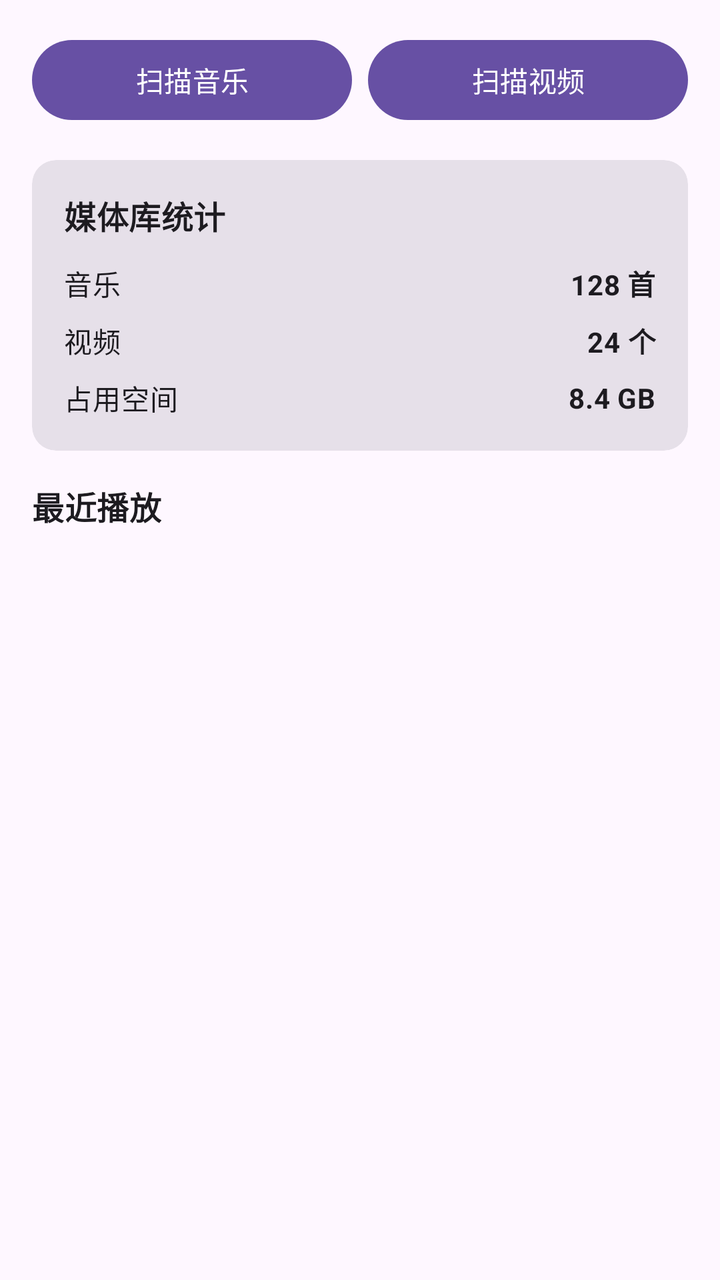
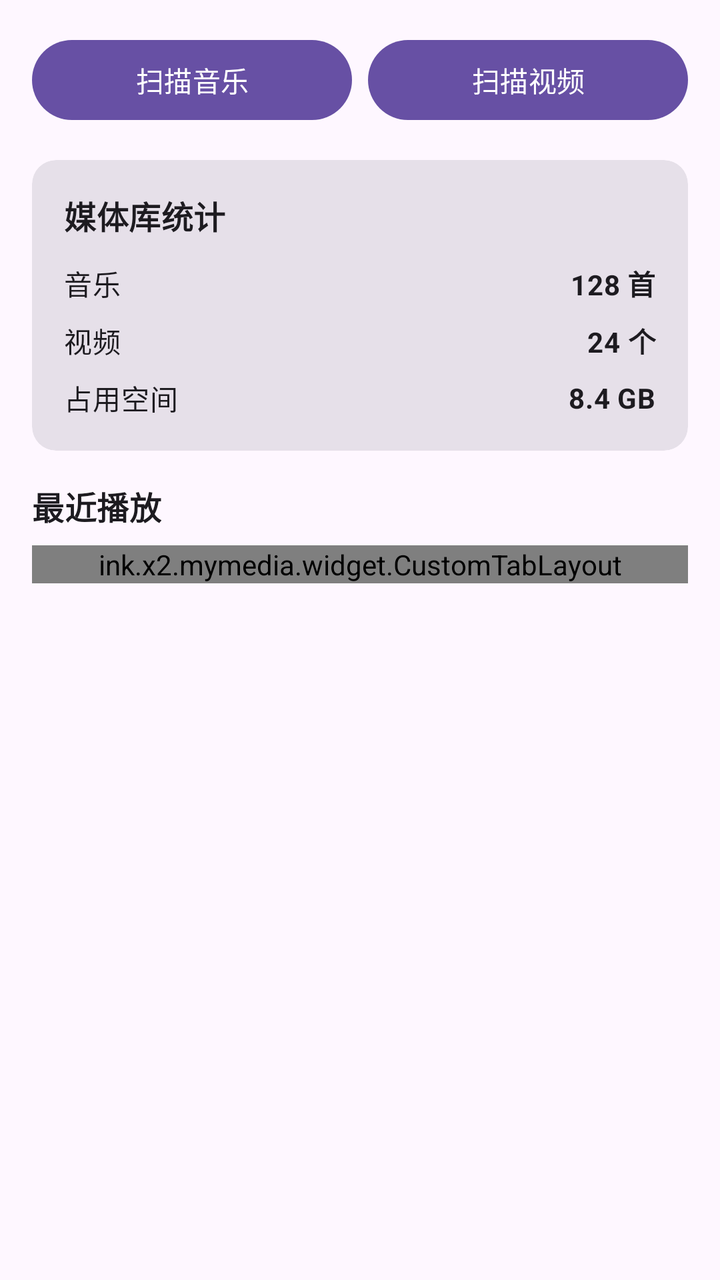

An Android layout rendered at two revisions. The XML below is the earlier revision; the diff shows what the commit changed to produce the second picture.
<!-- AndroidManifest.xml: application theme Theme.MyMedia -->
<!-- res/layout/fragment_home.xml -->
<?xml version="1.0" encoding="utf-8"?>
<androidx.core.widget.NestedScrollView xmlns:android="http://schemas.android.com/apk/res/android"
    xmlns:app="http://schemas.android.com/apk/res-auto"
    xmlns:tools="http://schemas.android.com/tools"
    android:layout_width="match_parent"
    android:layout_height="match_parent"
    android:fillViewport="true"
    android:background="?android:attr/colorBackground">

    <LinearLayout
        android:layout_width="match_parent"
        android:layout_height="wrap_content"
        android:orientation="vertical"
        android:padding="@dimen/dimens_16">

        
        <include
            android:visibility="gone"
            android:id="@+id/include_audio_card"
            layout="@layout/include_home_audio_card" />

        
        <include
            android:visibility="gone"
            android:id="@+id/include_video_card"
            layout="@layout/include_home_video_card" />

        
        <LinearLayout
            android:layout_width="match_parent"
            android:layout_height="wrap_content"
            android:orientation="horizontal"
            android:layout_marginBottom="@dimen/dimens_16"
            android:weightSum="2">

            <com.google.android.material.button.MaterialButton
                android:id="@+id/scan_audio"
                android:layout_width="@dimen/dimens_0"
                android:layout_height="wrap_content"
                android:layout_weight="1"
                android:text="@string/scan_audio"
                style="@style/Widget.Material3.Button"
                android:layout_marginEnd="@dimen/dimens_4" />

            <com.google.android.material.button.MaterialButton
                android:layout_width="@dimen/dimens_0"
                android:id="@+id/scan_video"
                android:layout_height="wrap_content"
                android:layout_weight="1"
                android:text="@string/scan_video"
                style="@style/Widget.Material3.Button"
                android:layout_marginStart="@dimen/dimens_4" />
        </LinearLayout>


        
        <com.google.android.material.card.MaterialCardView
            android:layout_width="match_parent"
            android:layout_height="wrap_content"
            android:layout_marginBottom="@dimen/dimens_16"
            style="@style/Widget.Material3.CardView.Filled"
            app:cardCornerRadius="@dimen/dimens_12"
            app:cardElevation="@dimen/dimens_0">

            <LinearLayout
                android:layout_width="match_parent"
                android:layout_height="wrap_content"
                android:orientation="vertical"
                android:padding="@dimen/dimens_16">

                <TextView
                    android:layout_width="wrap_content"
                    android:layout_height="wrap_content"
                    android:text="@string/library_statistics"
                    android:textAppearance="?attr/textAppearanceTitleMedium"
                    android:textStyle="bold"
                    android:layout_marginBottom="@dimen/dimens_12" />

                
                <LinearLayout
                    android:layout_width="match_parent"
                    android:layout_height="wrap_content"
                    android:orientation="horizontal"
                    android:gravity="center_vertical"
                    android:layout_marginBottom="@dimen/dimens_8">

                    <TextView
                        android:layout_width="@dimen/dimens_0"
                        android:layout_height="wrap_content"
                        android:layout_weight="1"
                        android:text="音乐"
                        android:textAppearance="?attr/textAppearanceBodyMedium" />

                    <TextView
                        android:layout_width="wrap_content"
                        android:layout_height="wrap_content"
                        android:text="128 首"
                        android:textAppearance="?attr/textAppearanceBodyMedium"
                        android:textStyle="bold" />
                </LinearLayout>

                
                <LinearLayout
                    android:layout_width="match_parent"
                    android:layout_height="wrap_content"
                    android:orientation="horizontal"
                    android:gravity="center_vertical"
                    android:layout_marginBottom="@dimen/dimens_8">

                    <TextView
                        android:layout_width="@dimen/dimens_0"
                        android:layout_height="wrap_content"
                        android:layout_weight="1"
                        android:text="视频"
                        android:textAppearance="?attr/textAppearanceBodyMedium" />

                    <TextView
                        android:layout_width="wrap_content"
                        android:layout_height="wrap_content"
                        android:text="24 个"
                        android:textAppearance="?attr/textAppearanceBodyMedium"
                        android:textStyle="bold" />
                </LinearLayout>

                
                <LinearLayout
                    android:layout_width="match_parent"
                    android:layout_height="wrap_content"
                    android:orientation="horizontal"
                    android:gravity="center_vertical">

                    <TextView
                        android:layout_width="@dimen/dimens_0"
                        android:layout_height="wrap_content"
                        android:layout_weight="1"
                        android:text="@string/occupied_space"
                        android:textAppearance="?attr/textAppearanceBodyMedium" />

                    <TextView
                        android:layout_width="wrap_content"
                        android:layout_height="wrap_content"
                        android:text="8.4 GB"
                        android:textAppearance="?attr/textAppearanceBodyMedium"
                        android:textStyle="bold" />
                </LinearLayout>

            </LinearLayout>
        </com.google.android.material.card.MaterialCardView>

        
        <TextView
            android:layout_width="wrap_content"
            android:layout_height="wrap_content"
            android:text="@string/recent_play"
            android:textAppearance="?attr/textAppearanceTitleMedium"
            android:textStyle="bold"
            android:layout_marginBottom="@dimen/dimens_8" />

        <androidx.recyclerview.widget.RecyclerView
            android:id="@+id/rv_recent_play"
            android:layout_width="match_parent"
            android:layout_height="wrap_content"
            android:nestedScrollingEnabled="false"
            tools:listitem="@layout/item_media_linear" />
    </LinearLayout>
</androidx.core.widget.NestedScrollView>
<!-- res/layout/include_home_audio_card.xml (included above) -->
<?xml version="1.0" encoding="utf-8"?>
<com.google.android.material.card.MaterialCardView xmlns:android="http://schemas.android.com/apk/res/android"
    xmlns:app="http://schemas.android.com/apk/res-auto"
    android:id="@+id/card_audio_play"
    android:layout_width="match_parent"
    android:layout_height="wrap_content"
    android:layout_marginBottom="@dimen/dimens_16"
    style="@style/Widget.Material3.CardView.Filled"
    app:cardCornerRadius="@dimen/dimens_12"
    app:cardElevation="@dimen/dimens_0">

    <LinearLayout
        android:layout_width="match_parent"
        android:layout_height="wrap_content"
        android:orientation="vertical"
        android:paddingTop="@dimen/dimens_16"
        android:paddingBottom="@dimen/dimens_16">

        
        <LinearLayout
            android:layout_width="match_parent"
            android:layout_height="wrap_content"
            android:orientation="horizontal"
            android:gravity="center_vertical"
            android:layout_marginStart="@dimen/dimens_16"
            android:layout_marginEnd="@dimen/dimens_16">

            
            <com.google.android.material.imageview.ShapeableImageView
                android:id="@+id/iv_audio_cover"
                android:layout_width="@dimen/dimens_48"
                android:layout_height="@dimen/dimens_48"
                android:background="?attr/colorSurfaceVariant"
                android:scaleType="centerCrop"
                android:src="@drawable/ic_music"
                app:shapeAppearanceOverlay="@style/ShapeAppearance.Material3.Corner.Small"
                android:layout_marginEnd="@dimen/dimens_12" />

            
            <LinearLayout
                android:layout_width="@dimen/dimens_0"
                android:layout_height="wrap_content"
                android:layout_weight="1"
                android:orientation="vertical">

                <TextView
                    android:id="@+id/tv_audio_title"
                    android:layout_width="wrap_content"
                    android:layout_height="wrap_content"
                    android:text="暂无播放音乐"
                    android:textAppearance="?attr/textAppearanceBodyLarge"
                    android:textStyle="bold"
                    android:ellipsize="end"
                    android:singleLine="true" />

                <TextView
                    android:id="@+id/tv_audio_artist"
                    android:layout_width="wrap_content"
                    android:layout_height="wrap_content"
                    android:text="继续播放上次播放的歌曲"
                    android:textAppearance="?attr/textAppearanceBodyMedium"
                    android:textColor="?android:attr/textColorSecondary"
                    android:layout_marginTop="@dimen/dimens_2" />
            </LinearLayout>

            
            <com.google.android.material.button.MaterialButton
                android:id="@+id/btn_audio_play_pause"
                android:layout_width="@dimen/dimens_48"
                android:layout_height="@dimen/dimens_48"
                style="@style/Widget.Material3.Button.IconButton"
                app:icon="@drawable/ic_play"
                app:iconSize="@dimen/dimens_24"
                app:iconTint="?attr/colorOnSurface"
                android:layout_marginStart="@dimen/dimens_8" />
        </LinearLayout>

        
        <LinearLayout
            android:layout_width="match_parent"
            android:layout_height="wrap_content"
            android:orientation="vertical"
            android:layout_marginTop="@dimen/dimens_12">

            <SeekBar
                android:id="@+id/seek_bar_audio"
                android:layout_width="match_parent"
                android:layout_height="wrap_content"
                android:max="100"
                android:progress="0"
                android:paddingStart="@dimen/dimens_16"
                android:paddingEnd="@dimen/dimens_16"
                app:splitTrack="false" />

            <RelativeLayout
                android:layout_width="match_parent"
                android:layout_height="wrap_content"
                android:layout_marginTop="@dimen/dimens_4"
                android:layout_marginStart="@dimen/dimens_16"
                android:layout_marginEnd="@dimen/dimens_16">

                <TextView
                    android:id="@+id/tv_audio_time_current"
                    android:layout_width="wrap_content"
                    android:layout_height="wrap_content"
                    android:text="00:00"
                    android:textAppearance="?attr/textAppearanceLabelSmall"
                    android:textColor="?android:attr/textColorSecondary"
                    android:layout_alignParentStart="true" />

                <TextView
                    android:id="@+id/tv_audio_time_total"
                    android:layout_width="wrap_content"
                    android:layout_height="wrap_content"
                    android:text="00:00"
                    android:textAppearance="?attr/textAppearanceLabelSmall"
                    android:textColor="?android:attr/textColorSecondary"
                    android:layout_alignParentEnd="true" />
            </RelativeLayout>
        </LinearLayout>

    </LinearLayout>
</com.google.android.material.card.MaterialCardView>
<!-- res/layout/include_home_video_card.xml (included above) -->
<?xml version="1.0" encoding="utf-8"?>
<com.google.android.material.card.MaterialCardView xmlns:android="http://schemas.android.com/apk/res/android"
    xmlns:app="http://schemas.android.com/apk/res-auto"
    android:id="@+id/card_video_play"
    android:layout_width="match_parent"
    android:layout_height="wrap_content"
    android:layout_marginBottom="@dimen/dimens_16"
    style="@style/Widget.Material3.CardView.Filled"
    app:cardCornerRadius="@dimen/dimens_12"
    app:cardElevation="@dimen/dimens_0">

    <LinearLayout
        android:layout_width="match_parent"
        android:layout_height="wrap_content"
        android:orientation="vertical"
        android:padding="@dimen/dimens_16">

        
        <TextView
            android:layout_width="wrap_content"
            android:layout_height="wrap_content"
            android:text="上次播放的视频"
            android:textAppearance="?attr/textAppearanceTitleMedium"
            android:textStyle="bold"
            android:layout_marginBottom="@dimen/dimens_12" />

        
        <LinearLayout
            android:layout_width="match_parent"
            android:layout_height="wrap_content"
            android:orientation="horizontal"
            android:gravity="center_vertical">

            
            <FrameLayout
                android:layout_width="wrap_content"
                android:layout_height="wrap_content"
                android:layout_marginEnd="@dimen/dimens_12">

                <com.google.android.material.imageview.ShapeableImageView
                    android:id="@+id/iv_video_cover"
                    android:layout_width="@dimen/dimens_96"
                    android:layout_height="@dimen/dimens_54"
                    android:background="?attr/colorSurfaceVariant"
                    android:scaleType="centerCrop"
                    app:shapeAppearanceOverlay="@style/ShapeAppearance.Material3.Corner.Small" />

                
                <ImageView
                    android:layout_width="@dimen/dimens_24"
                    android:layout_height="@dimen/dimens_24"
                    android:layout_gravity="center"
                    android:src="@drawable/ic_play_white"
                    android:alpha="0.8" />
            </FrameLayout>

            
            <LinearLayout
                android:layout_width="@dimen/dimens_0"
                android:layout_height="wrap_content"
                android:layout_weight="1"
                android:orientation="vertical">

                <TextView
                    android:id="@+id/tv_video_title"
                    android:layout_width="wrap_content"
                    android:layout_height="wrap_content"
                    android:text="暂无播放视频"
                    android:textAppearance="?attr/textAppearanceBodyLarge"
                    android:textStyle="bold"
                    android:ellipsize="end"
                    android:singleLine="true" />

                <TextView
                    android:id="@+id/tv_video_progress"
                    android:layout_width="wrap_content"
                    android:layout_height="wrap_content"
                    android:text="继续播放上次播放的视频"
                    android:textAppearance="?attr/textAppearanceBodyMedium"
                    android:textColor="?android:attr/textColorSecondary"
                    android:layout_marginTop="@dimen/dimens_2" />
            </LinearLayout>
        </LinearLayout>

    </LinearLayout>
</com.google.android.material.card.MaterialCardView>
<!-- res/layout/item_media_linear.xml (included above) -->
<?xml version="1.0" encoding="utf-8"?>
<androidx.constraintlayout.widget.ConstraintLayout xmlns:android="http://schemas.android.com/apk/res/android"
    xmlns:app="http://schemas.android.com/apk/res-auto"
    xmlns:tools="http://schemas.android.com/tools"
    android:layout_width="match_parent"
    android:layout_height="wrap_content"
    android:background="?attr/selectableItemBackground">

    
    <com.google.android.material.checkbox.MaterialCheckBox
        android:id="@+id/cb_select"
        android:layout_width="wrap_content"
        android:layout_height="wrap_content"
        android:minWidth="@dimen/dimens_0"
        android:minHeight="@dimen/dimens_0"
        app:layout_constraintStart_toStartOf="parent"
        app:layout_constraintTop_toTopOf="parent"
        app:layout_constraintBottom_toBottomOf="parent" />

    <com.google.android.material.imageview.ShapeableImageView
        android:id="@+id/iv_media_icon"
        android:layout_width="@dimen/dimens_48"
        android:layout_height="@dimen/dimens_48"
        android:background="?attr/colorSurfaceVariant"
        android:scaleType="center"
        android:src="@drawable/ic_music"
        app:shapeAppearanceOverlay="@style/ShapeAppearance.Material3.Corner.Small"
        app:layout_constraintStart_toEndOf="@id/cb_select"
        app:layout_constraintTop_toTopOf="parent"
        app:layout_constraintBottom_toBottomOf="parent"
        android:layout_marginStart="@dimen/dimens_12" />
    <LinearLayout
        android:id="@+id/ll_media_content"
        android:layout_width="@dimen/dimens_0"
        android:layout_height="wrap_content"
        android:orientation="vertical"
        app:layout_constraintStart_toEndOf="@id/iv_media_icon"
        app:layout_constraintEnd_toStartOf="@id/btn_edit"
        app:layout_constraintTop_toTopOf="parent"
        app:layout_constraintBottom_toBottomOf="parent"
        android:layout_marginStart="@dimen/dimens_12"
        android:layout_marginEnd="@dimen/dimens_12">

        <TextView
            android:id="@+id/tv_media_title"
            android:layout_width="match_parent"
            android:layout_height="wrap_content"
            android:text="媒体名称"
            android:textAppearance="?attr/textAppearanceBodyLarge"
            android:textStyle="bold"
            android:ellipsize="end"
            android:singleLine="true" />

        <TextView
            android:id="@+id/tv_media_subtitle"
            android:layout_width="match_parent"
            android:layout_height="wrap_content"
            android:text="作者 / 时长 / 大小"
            android:textAppearance="?attr/textAppearanceBodyMedium"
            android:textColor="?android:attr/textColorSecondary"
            android:layout_marginTop="@dimen/dimens_2"
            android:ellipsize="end"
            android:singleLine="true" />
    </LinearLayout>


    
    <ImageView
        android:id="@+id/btn_edit"
        android:layout_width="@dimen/dimens_40"
        android:layout_height="@dimen/dimens_40"
        android:padding="@dimen/dimens_8"
        android:src="@drawable/ic_edit"
        android:background="?attr/selectableItemBackgroundBorderless"
        android:contentDescription="编辑"
        app:tint="?attr/colorOnSurfaceVariant"
        app:layout_constraintEnd_toEndOf="parent"
        app:layout_constraintTop_toTopOf="parent"
        app:layout_constraintBottom_toBottomOf="parent" />

    
    <ImageView
        android:id="@+id/btn_more"
        android:layout_width="@dimen/dimens_0"
        android:layout_height="@dimen/dimens_0"
        android:visibility="gone"
        app:layout_constraintTop_toTopOf="parent"
        app:layout_constraintStart_toStartOf="parent" />

</androidx.constraintlayout.widget.ConstraintLayout>
<!-- resources referenced by this layout -->
<resources>
  <dimen name="dimens_0">0dp</dimen>
  <dimen name="dimens_12">12dp</dimen>
  <dimen name="dimens_16">16dp</dimen>
  <dimen name="dimens_2">2dp</dimen>
  <dimen name="dimens_24">24dp</dimen>
  <dimen name="dimens_4">4dp</dimen>
  <dimen name="dimens_40">40dp</dimen>
  <dimen name="dimens_48">48dp</dimen>
  <dimen name="dimens_54">54dp</dimen>
  <dimen name="dimens_8">8dp</dimen>
  <dimen name="dimens_96">96dp</dimen>
  <!-- drawable ic_edit (drawable) -->
  <vector xmlns:android="http://schemas.android.com/apk/res/android"
      android:width="24dp"
      android:height="24dp"
      android:viewportWidth="24"
      android:viewportHeight="24"
      android:tint="?attr/colorControlNormal">
    <path
        android:fillColor="@android:color/white"
        android:pathData="M3,17.25V21h3.75L17.81,9.94l-3.75,-3.75L3,17.25zM20.71,7.04c0.39,-0.39 0.39,-1.02 0,-1.41l-2.34,-2.34c-0.39,-0.39 -1.02,-0.39 -1.41,0l-1.83,1.83 3.75,3.75 1.83,-1.83z"/>
  </vector>
  <!-- drawable ic_music (drawable) -->
  <vector xmlns:android="http://schemas.android.com/apk/res/android"
      android:width="24dp"
      android:height="24dp"
      android:viewportWidth="24"
      android:viewportHeight="24"
      android:tint="?attr/colorControlNormal">
    <path
        android:fillColor="@android:color/white"
        android:pathData="M12,3v10.55c-0.59,-0.34 -1.27,-0.55 -2,-0.55 -2.21,0 -4,1.79 -4,4s1.79,4 4,4 4,-1.79 4,-4V7h4V3h-6z"/>
  </vector>
  <!-- drawable ic_play (drawable) -->
  <vector xmlns:android="http://schemas.android.com/apk/res/android"
      android:width="24dp"
      android:height="24dp"
      android:viewportWidth="24"
      android:viewportHeight="24"
      android:tint="?attr/colorControlNormal">
    <path
        android:fillColor="@android:color/white"
        android:pathData="M8,5v14l11,-7z"/>
  </vector>
  <!-- drawable ic_play_white (drawable) -->
  <vector xmlns:android="http://schemas.android.com/apk/res/android"
      android:width="24dp"
      android:height="24dp"
      android:viewportWidth="24"
      android:viewportHeight="24">
    <path
        android:fillColor="@android:color/white"
        android:pathData="M8,5v14l11,-7z"/>
  </vector>
  <string name="library_statistics">媒体库统计</string>
  <string name="occupied_space">占用空间</string>
  <string name="recent_play">最近播放</string>
  <string name="scan_audio">扫描音乐</string>
  <string name="scan_video">扫描视频</string>
  <style name="Theme.MyMedia" parent="Theme.Material3.DayNight.NoActionBar">
          
      </style>
</resources>

<!-- the commit's change to res/layout/fragment_home.xml (unified diff, before → after) -->
@@ -155,7 +155,10 @@
             android:textAppearance="?attr/textAppearanceTitleMedium"
             android:textStyle="bold"
             android:layout_marginBottom="@dimen/dimens_8" />
-
+        <ink.x2.mymedia.widget.CustomTabLayout
+            android:id="@+id/tabLayout"
+            android:layout_width="match_parent"
+            android:layout_height="wrap_content" />
         <androidx.recyclerview.widget.RecyclerView
             android:id="@+id/rv_recent_play"
             android:layout_width="match_parent"
